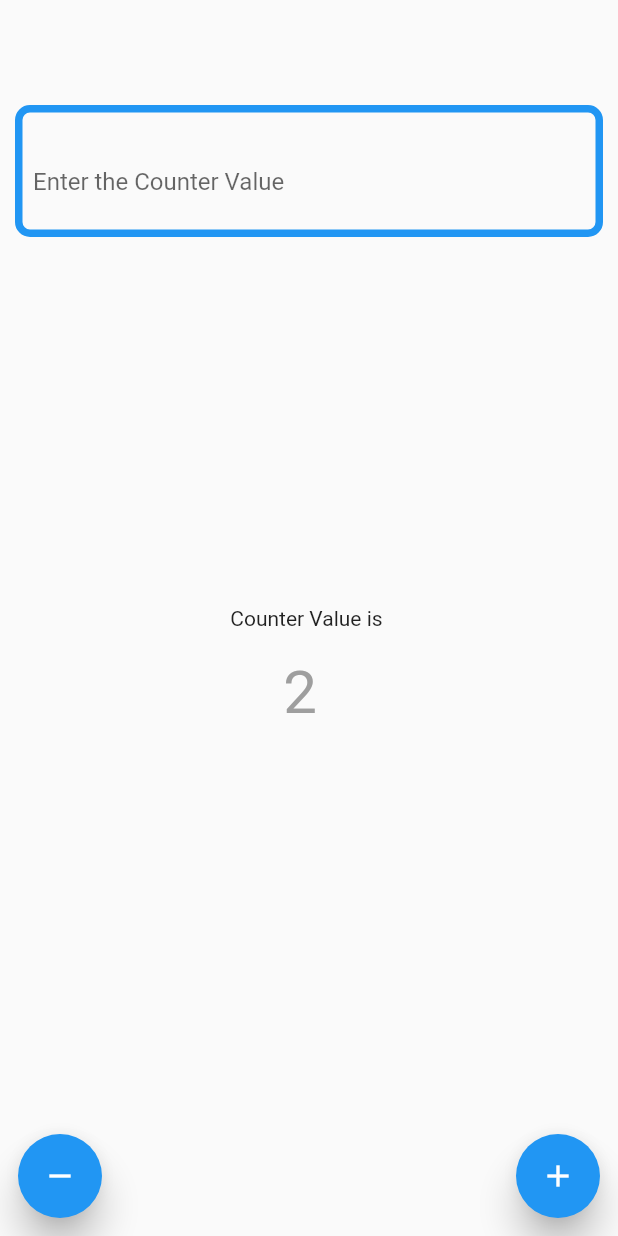
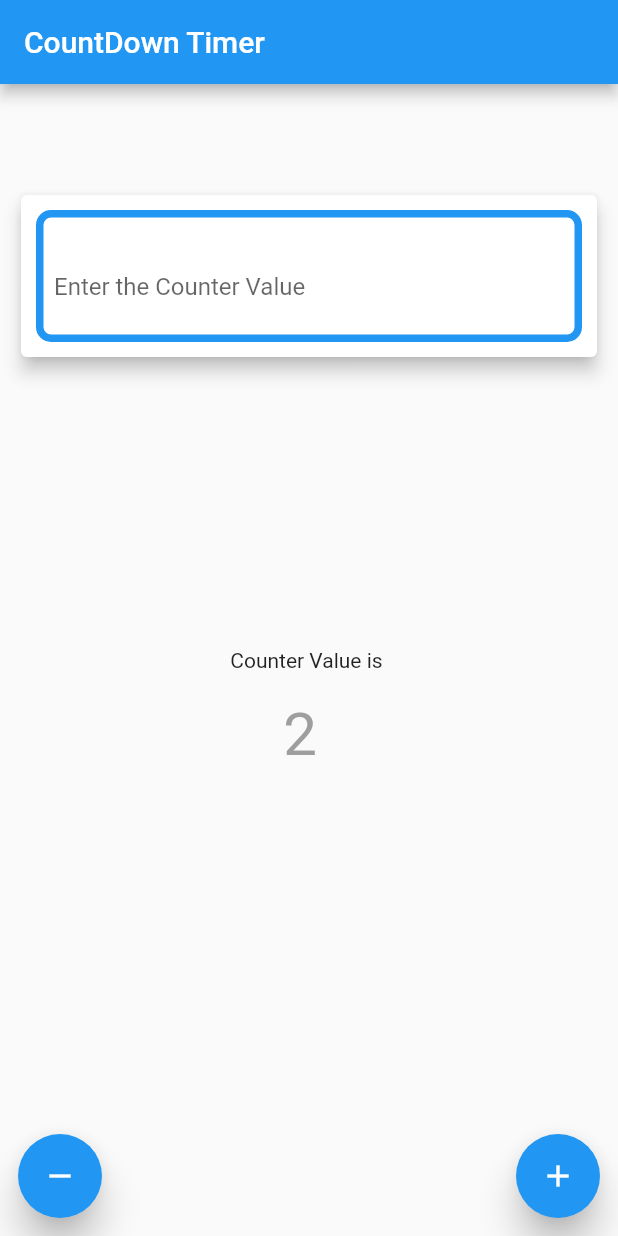
Before and after one commit to INTERNS-LXI-TECHNOLOGIES/Flutter-Workshop, a Flutter app: the screen it shows after launch, after a tap on the "add" icon, on a phone screen of 412 x 824 dp. Run offline on Flutter 3.47's test engine with Material 2 defaults, Android fonts, the phone set to English and light mode, and no system bars.

Commit message:
jira.bytatech.com:8080/browse/IN-16821

```diff
--- a/coundown_timer/lib/main.dart
+++ b/coundown_timer/lib/main.dart
@@ -21,7 +21,7 @@ class MyHome extends StatefulWidget {
 
 class _MyHomeState extends State {
   double _counterValue = 1;
-  double? _userInput;
+
   final userInputController = TextEditingController();
   void _getIncrementValue() {
     setState(() {
@@ -41,13 +41,16 @@ class _MyHomeState extends State {
 
   void _setUserInput() {
     setState(() {
-      _counterValue = userInputController;
+      _counterValue = double.parse(userInputController.text);
     });
   }
 
   @override
   Widget build(BuildContext context) {
     return Scaffold(
+      appBar: AppBar(
+        title: Text('CountDown Timer'),
+      ),
       body: Stack(
         children: [
           Container(
@@ -73,6 +76,10 @@ class _MyHomeState extends State {
             margin: EdgeInsets.only(top: 50),
             padding: EdgeInsets.only(left: 10, right: 10, top: 20),
             alignment: Alignment.topCenter,
+            child: Card(
+              elevation: 5,
+              child: Container(
+                padding: EdgeInsets.all(10),
                 child: TextField(
                   controller: userInputController,
                   keyboardType: TextInputType.number,
@@ -90,6 +97,8 @@ class _MyHomeState extends State {
                       child: Text('GO'),
                     ),
                     hintText: 'Enter the Counter Value',
+                  ),
+                ),
               ),
             ),
           ),
```
Also changed, not shown: coundown_timer/pubspec.lock, 1 other file. Lines whose indentation alone changed are shown as unchanged.
